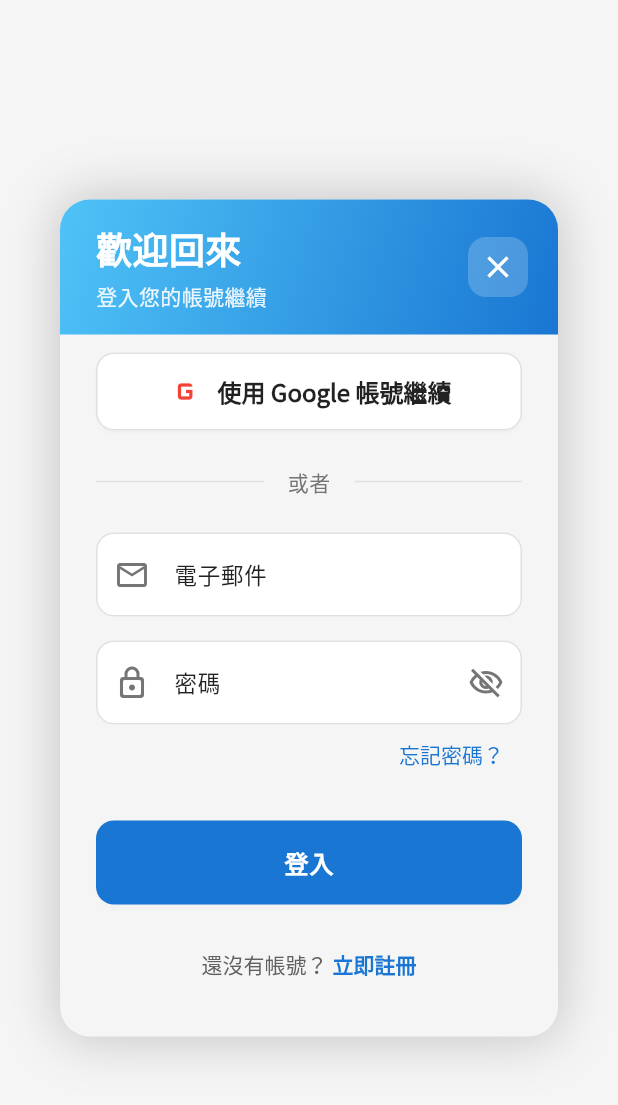
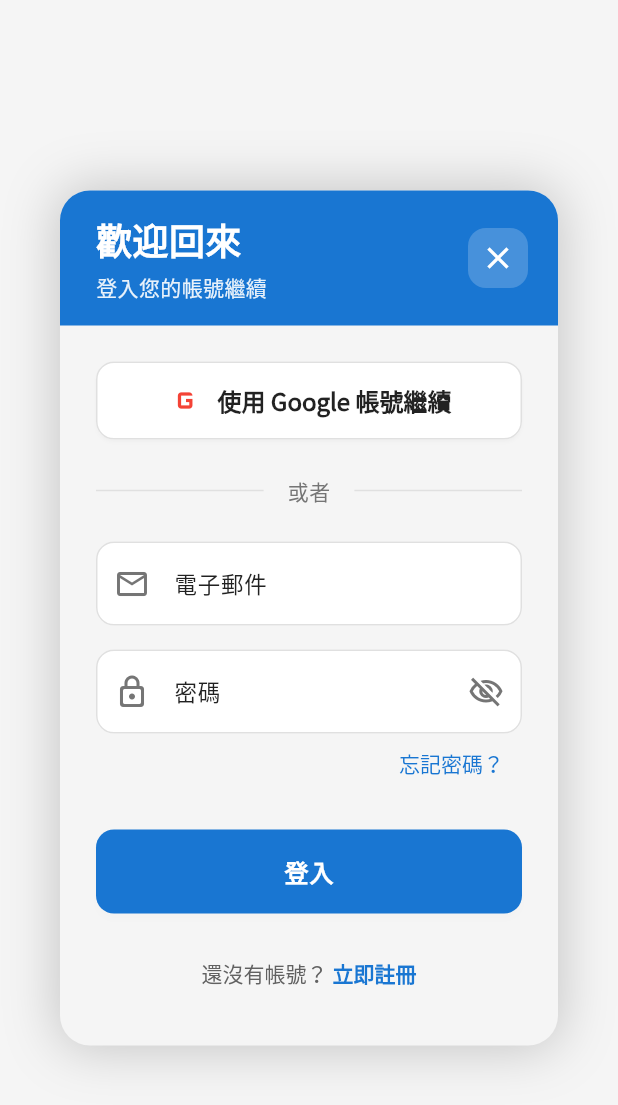
Before and after one commit to firstfu/blood_pressure_app, a Flutter app: the LoginDialog widget shown alone on an empty page, opened directly, on a phone screen of 412 x 824 dp. Shown: the top 1105 px of the screen. Run offline on Flutter 3.47's test engine with Material 3 defaults, Android fonts, the phone set to English and light mode, and no system bars; our stand-ins replace csv, fl_chart, get_it, google_sign_in, image_picker, in_app_review and 6 more; missing offline and left inert: app_settings, excel; accounts and stored records are empty.

Commit message:
調整登入、註冊對話框及登入狀態顯示元件的顏色設定，將淺色模式下的顏色改為使用主題的 primaryColor，以提升在不同主題下的視覺一致性與可讀性。

```diff
--- a/lib/widgets/auth/auth_dialog_base.dart
+++ b/lib/widgets/auth/auth_dialog_base.dart
@@ -90,7 +90,7 @@ abstract class AuthDialogBaseState<T extends AuthDialogBase> extends State<T> wi
                       Flexible(
                         child: ClipRRect(
                           borderRadius: const BorderRadius.only(bottomLeft: Radius.circular(20), bottomRight: Radius.circular(20)),
-                          child: SingleChildScrollView(padding: const EdgeInsets.fromLTRB(24, 4, 24, 24), child: buildContent(theme)),
+                          child: SingleChildScrollView(padding: const EdgeInsets.fromLTRB(24, 16, 24, 24), child: buildContent(theme)),
                         ),
                       ),
                     ],
--- a/lib/widgets/auth/login_dialog.dart
+++ b/lib/widgets/auth/login_dialog.dart
@@ -40,7 +40,7 @@ class LoginDialogState extends AuthDialogBaseState<LoginDialog> {
           colors:
               isDarkMode
                   ? [const Color(0xFF333333), const Color(0xFF1E1E1E)] // 暗黑模式使用深灰色漸層
-                  : [AppTheme.primaryLightColor, AppTheme.primaryColor], // 淺色模式使用藍色漸層
+                  : [theme.primaryColor, theme.primaryColor], // 明亮模式下使用 primaryColor 的純色
         ),
         borderRadius: const BorderRadius.only(topLeft: Radius.circular(20), topRight: Radius.circular(20)),
       ),
--- a/lib/widgets/auth/login_status_widget.dart
+++ b/lib/widgets/auth/login_status_widget.dart
@@ -38,7 +38,7 @@ class LoginStatusWidget extends StatelessWidget {
                     colors:
                         isDarkMode
                             ? [const Color(0xFF333333), const Color(0xFF1E1E1E)] // 暗黑模式使用深灰色漸層
-                            : [AppTheme.primaryLightColor, AppTheme.primaryColor], // 淺色模式使用藍色漸層
+                            : [theme.primaryColor, theme.primaryColor], // 明亮模式下使用 primaryColor 的純色
                   ),
                   borderRadius: const BorderRadius.only(topLeft: Radius.circular(16), topRight: Radius.circular(16)),
                 ),
--- a/lib/widgets/auth/register_dialog.dart
+++ b/lib/widgets/auth/register_dialog.dart
@@ -44,7 +44,7 @@ class RegisterDialogState extends AuthDialogBaseState<RegisterDialog> {
           colors:
               isDarkMode
                   ? [const Color(0xFF333333), const Color(0xFF1E1E1E)] // 暗黑模式使用深灰色漸層
-                  : [AppTheme.primaryLightColor, AppTheme.primaryColor], // 淺色模式使用藍色漸層
+                  : [theme.primaryColor, theme.primaryColor], // 明亮模式下使用 primaryColor 的純色
         ),
         borderRadius: const BorderRadius.only(topLeft: Radius.circular(20), topRight: Radius.circular(20)),
       ),
```
